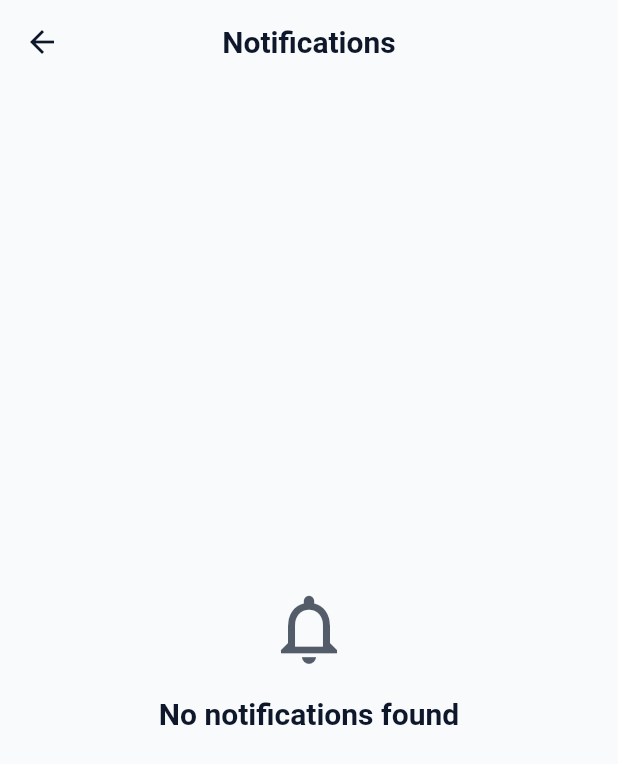
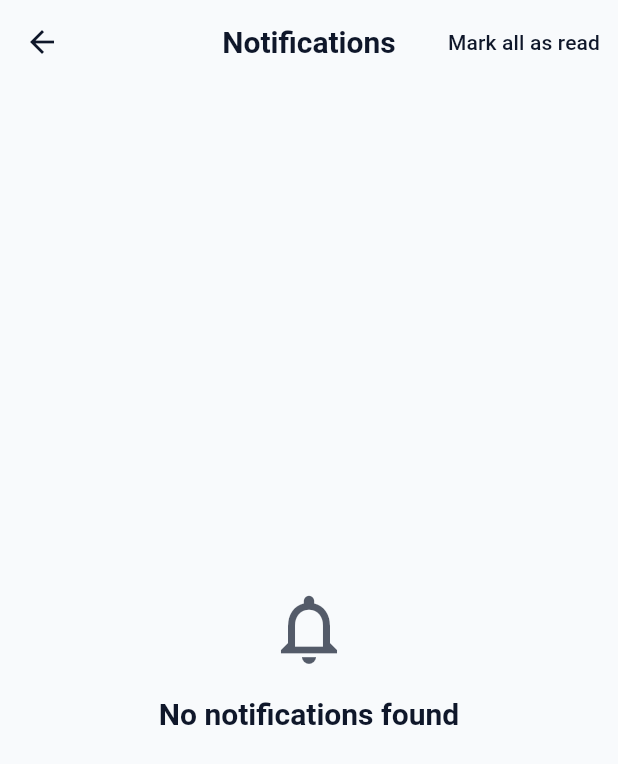
Before and after one commit to OdehMohamed/techno-staff, a Flutter app: the NotificationsScreen screen opened by its route, on a phone screen of 412 x 824 dp. Shown: the top 764 px of the screen. Run offline on Flutter 3.47's test engine with Material 3 defaults, Android fonts, the phone set to English and light mode, and no system bars; our stand-ins replace cloud_firestore, cloud_functions, easy_localization, firebase_auth, firebase_core, firebase_messaging and 5 more; accounts and stored records are empty.

Commit message:
feat(notifications): add mark all as read action

```diff
--- a/assets/translations/ar.json
+++ b/assets/translations/ar.json
@@ -132,5 +132,6 @@
   "task_completed_body": "{name} أكمل المهمة: {task}",
   "task_deadline_reminder_body": "مهمتك موعدها غدًا: {task}",
   "task_overdue_reminder_body": "مهمتك متأخرة: {task}",
-  "task_overdue_escalation_body": "هناك مهمة متأخرة مسندة إلى {employee}: {task}"
+  "task_overdue_escalation_body": "هناك مهمة متأخرة مسندة إلى {employee}: {task}",
+  "mark_all_as_read": "تعيين الكل كمقروء"
 }
--- a/assets/translations/en.json
+++ b/assets/translations/en.json
@@ -132,5 +132,6 @@
   "task_completed_body": "{name} completed: {task}",
   "task_deadline_reminder_body": "Your task is due tomorrow: {task}",
   "task_overdue_reminder_body": "Your task is overdue: {task}",
-  "task_overdue_escalation_body": "Overdue task assigned to {employee}: {task}"
+  "task_overdue_escalation_body": "Overdue task assigned to {employee}: {task}",
+  "mark_all_as_read": "Mark all as read"
 }
--- a/lib/features/notifications/presentation/cubit/notifications_cubit.dart
+++ b/lib/features/notifications/presentation/cubit/notifications_cubit.dart
@@ -73,6 +73,10 @@ class NotificationsCubit extends Cubit<NotificationsState> {
     });
   }
 
+  Future<void> markAllAsRead(String userId) async {
+    await _repository.markAllAsRead(userId);
+  }
+
   @override
   Future<void> close() {
     _subscription?.cancel();
--- a/lib/features/notifications/presentation/screens/notifications_screen.dart
+++ b/lib/features/notifications/presentation/screens/notifications_screen.dart
@@ -35,7 +35,20 @@ class _NotificationsScreenState extends State<NotificationsScreen> {
     final user = context.read<AuthCubit>().state.user;
 
     return Scaffold(
-      appBar: AppBar(title: Text('notifications'.tr())),
+      appBar: AppBar(
+        title: Text('notifications'.tr()),
+        actions: [
+          TextButton(
+            onPressed: () async {
+              final user = context.read<AuthCubit>().state.user;
+              if (user == null) return;
+
+              await context.read<NotificationsCubit>().markAllAsRead(user.id);
+            },
+            child: Text('mark_all_as_read'.tr()),
+          ),
+        ],
+      ),
       body: Padding(
         padding: const EdgeInsets.all(AppSizes.md),
         child: BlocBuilder<NotificationsCubit, NotificationsState>(
```
Also changed, not shown: lib/features/notifications/data/repositories/notifications_repository.dart (+16 -0 lines).
